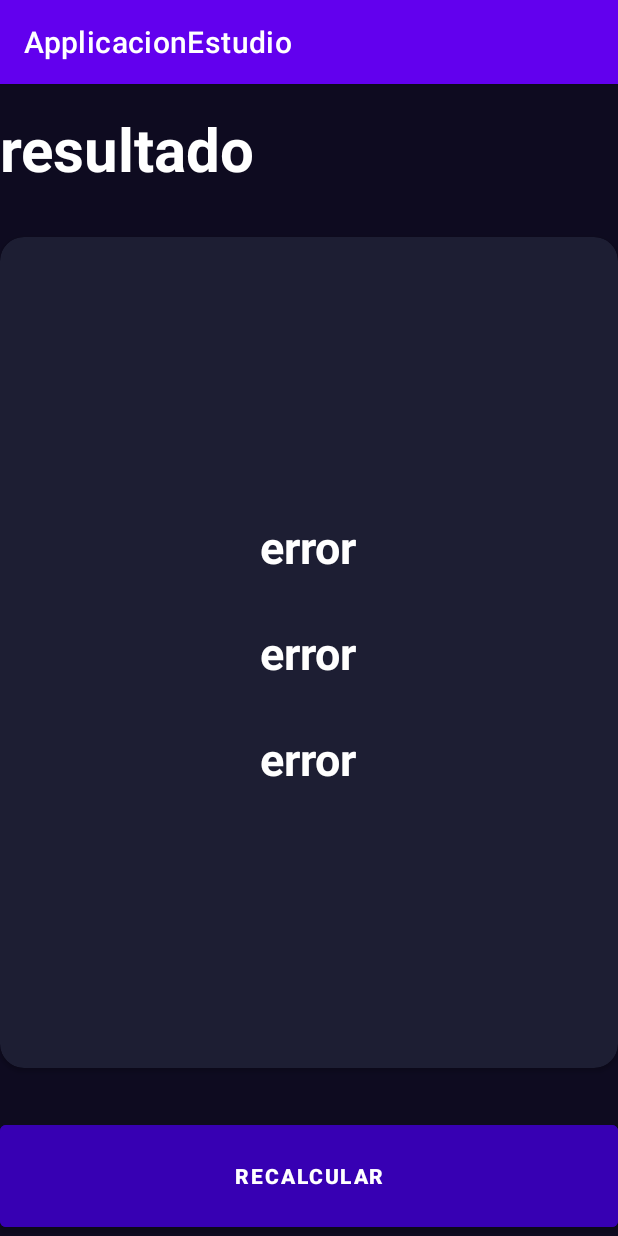
After one commit to AlbertLpz9211/KotlinPractices, an Android app: the ResultImcactivity screen opened directly, with no data from a screen before it, on a phone screen of 412 x 824 dp. The commit adds this screen. Run offline under Robolectric (Android 15) with nearby library versions, the phone set to English and light mode, and no system bars.

Commit message:
seventh commit

```diff
--- a/app/src/main/AndroidManifest.xml
+++ b/app/src/main/AndroidManifest.xml
@@ -1,6 +1,6 @@
 <?xml version="1.0" encoding="utf-8"?>
 <manifest xmlns:android="http://schemas.android.com/apk/res/android"
-    xmlns:tools="http://schemas.android.com/tools" >
+    xmlns:tools="http://schemas.android.com/tools">
 
     <application
         android:allowBackup="true"
@@ -11,13 +11,16 @@
         android:roundIcon="@mipmap/ic_launcher_round"
         android:supportsRtl="true"
         android:theme="@style/Theme.ApplicacionEstudio"
-        tools:targetApi="31" >
+        tools:targetApi="31">
+        <activity
+            android:name=".imccalculator.ResultImcactivity"
+            android:exported="false" />
         <activity
             android:name=".imccalculator.ImcCalculatorActivity"
             android:exported="false" />
         <activity
             android:name=".MenuActivity"
-            android:exported="true" >
+            android:exported="true">
             <intent-filter>
                 <action android:name="android.intent.action.MAIN" />
 
--- a/app/src/main/java/com/example/applicacionestudio/imccalculator/ImcCalculatorActivity.kt
+++ b/app/src/main/java/com/example/applicacionestudio/imccalculator/ImcCalculatorActivity.kt
@@ -1,5 +1,6 @@
 package com.example.applicacionestudio.imccalculator
 
+import android.content.Intent
 import android.icu.text.DecimalFormat
 import android.os.Build
 import android.os.Bundle
@@ -33,6 +34,10 @@ class ImcCalculatorActivity : AppCompatActivity() {
     private lateinit var tvAge: TextView
     private  lateinit var tvWeight: TextView
     private lateinit var btnCalculate: Button
+
+    companion object{
+        const val IMC_KEY= "IMC_RESULT"
+    }
 
 
     override fun onCreate(savedInstanceState: Bundle?) {
@@ -94,19 +99,30 @@ class ImcCalculatorActivity : AppCompatActivity() {
             setAge()
         }
         btnCalculate.setOnClickListener {
-            calculateImc()
+            val result= calculateImc()
+            navigateToResult(result)
         }
 
     }
 
-    private fun calculateImc() {
-        val imc = currentWeigth/(currHeight * currHeight)
-        Log.i ("calculateIMC", "el IMC es: $imc")
+    private fun navigateToResult(result: Double) {
+
+        val intent = Intent(this, ResultImcactivity::class.java)
+        intent.putExtra(IMC_KEY, result)
+        startActivity(intent)
+    }
+
+
+    private fun calculateImc(): Double {
+        val df = DecimalFormat("#.##")
+        val imc = currentWeigth/(currHeight.toDouble()/100 * currHeight.toDouble()/100)
+        return df.format(imc).toDouble()
     }
 
     private fun setAge(){
         tvAge.text = currAge.toString()
     }
+
 
     private fun setWeigth(){
         tvWeight.text = currentWeigth.toString()
@@ -137,6 +153,11 @@ class ImcCalculatorActivity : AppCompatActivity() {
         setGenderColor()
         setWeigth()
         setAge()
+        setHeigth()
+    }
+
+    private fun setHeigth() {
+        tvHeigth.text = currHeight.toString()
     }
 
 }
--- /dev/null
+++ b/app/src/main/java/com/example/applicacionestudio/imccalculator/ResultImcactivity.kt
@@ -0,0 +1,69 @@
+package com.example.applicacionestudio.imccalculator
+
+import android.os.Bundle
+import android.widget.TextView
+import androidx.activity.enableEdgeToEdge
+import androidx.appcompat.app.AppCompatActivity
+import androidx.core.view.ViewCompat
+import androidx.core.view.WindowInsetsCompat
+import com.example.applicacionestudio.R
+import com.example.applicacionestudio.imccalculator.ImcCalculatorActivity.Companion.IMC_KEY
+
+class ResultImcactivity : AppCompatActivity() {
+    private lateinit var tvResult: TextView
+    private lateinit var tvImc: TextView
+    private lateinit var tvDescription: TextView
+
+
+    override fun onCreate(savedInstanceState: Bundle?) {
+        super.onCreate(savedInstanceState)
+        enableEdgeToEdge()
+        setContentView(R.layout.activity_result_imcactivity)
+        val result = intent.extras?.getDouble(IMC_KEY) ?: -1.0
+
+        initComponents()
+        initUI(result)
+    }
+
+    private fun initUI(result: Double) {
+        tvImc.text = result.toString()
+        when (result) {
+            in 0.00..18.50 -> {
+                //bajo peso
+                tvResult.text = getString(R.string.low_weigth)
+                tvDescription.text = getString(R.string.low_weigth_description)
+            }
+
+            in 0.00..18.50 -> {
+                //peso normal
+                tvResult.text = getString(R.string.normal_weigth)
+                tvDescription.text = getString(R.string.normal_weigth_description)
+            }
+
+            in 0.00..18.50 -> {
+                //sobrepeso
+                tvResult.text = getString(R.string.overweigth)
+                tvDescription.text = getString(R.string.over_weigth_description)
+            }
+
+            in 0.00..18.50 -> {
+                //obesidad
+                tvResult.text = getString(R.string.obese)
+                tvDescription.text = getString(R.string.obese_description)
+            }
+
+            else -> {
+                //error
+                tvResult.text = getString(R.string.error)
+                tvImc.text = getString(R.string.error)
+                tvDescription.text = getString(R.string.error)
+            }
+        }
+    }
+
+    private fun initComponents() {
+        tvResult = findViewById(R.id.tvResult)
+        tvDescription = findViewById(R.id.tvDescription)
+        tvImc = findViewById(R.id.tvImc)
+    }
+}
--- a/app/src/main/res/layout/activity_imc_calculator.xml
+++ b/app/src/main/res/layout/activity_imc_calculator.xml
@@ -7,8 +7,7 @@
     android:layout_height="match_parent"
     android:background="@color/background_app"
     android:fitsSystemWindows="true"
-    android:paddingHorizontal="30dp"
-    android:paddingVertical="30dp"
+    android:padding="30dp"
     tools:context=".imccalculator.ImcCalculatorActivity">
 
     <androidx.cardview.widget.CardView
@@ -110,7 +109,6 @@
                 android:id="@+id/tvHeigth"
                 android:layout_width="wrap_content"
                 android:layout_height="wrap_content"
-                android:text="120 cm"
                 android:textColor="@color/white"
                 android:textSize="38sp"
                 android:textStyle="bold"
--- /dev/null
+++ b/app/src/main/res/layout/activity_result_imcactivity.xml
@@ -0,0 +1,92 @@
+<?xml version="1.0" encoding="utf-8"?>
+<androidx.constraintlayout.widget.ConstraintLayout xmlns:android="http://schemas.android.com/apk/res/android"
+    xmlns:app="http://schemas.android.com/apk/res-auto"
+    xmlns:tools="http://schemas.android.com/tools"
+    android:id="@+id/main"
+    android:layout_width="match_parent"
+    android:layout_height="match_parent"
+    android:background="@color/background_app"
+    android:fitsSystemWindows="true"
+    android:padding="16dp"
+    tools:context=".imccalculator.ResultImcactivity">
+
+    <TextView
+        android:id="@+id/tvTitle"
+        android:layout_width="wrap_content"
+        android:layout_height="wrap_content"
+        android:layout_marginTop="16dp"
+        android:text="@string/result"
+        android:textColor="@color/white"
+        android:textSize="40sp"
+        android:textStyle="bold"
+        app:layout_constraintStart_toStartOf="parent"
+        app:layout_constraintTop_toTopOf="parent" />
+
+    <androidx.cardview.widget.CardView
+        android:layout_width="0dp"
+        android:layout_height="0dp"
+        android:layout_marginVertical="32dp"
+        app:cardBackgroundColor="@color/background_component"
+        app:cardCornerRadius="16dp"
+        app:layout_constraintBottom_toTopOf="@id/btnReCalculate"
+        app:layout_constraintEnd_toEndOf="parent"
+        app:layout_constraintHorizontal_bias="0.0"
+        app:layout_constraintStart_toStartOf="parent"
+        app:layout_constraintTop_toBottomOf="@id/tvTitle"
+        app:layout_constraintVertical_bias="0.0">
+
+        <LinearLayout
+            android:layout_width="match_parent"
+            android:layout_height="match_parent"
+            android:gravity="center"
+            android:orientation="vertical">
+
+            <TextView
+                android:id="@+id/tvResult"
+                android:layout_width="wrap_content"
+                android:layout_height="wrap_content"
+                android:textColor="@color/white"
+                android:textSize="30sp"
+                android:textStyle="bold"
+                tools:text="fsdfadsffg" />
+
+            <TextView
+                android:id="@+id/tvImc"
+                android:layout_width="wrap_content"
+                android:layout_height="wrap_content"
+                android:textColor="@color/white"
+                android:textSize="30sp"
+                android:textStyle="bold"
+                android:layout_marginTop="30dp"
+                android:layout_marginBottom="30dp"
+                tools:text="fsdfadsffg" />
+            <TextView
+                android:id="@+id/tvDescription"
+                android:layout_width="wrap_content"
+                android:layout_height="wrap_content"
+                android:textColor="@color/white"
+                android:textSize="30sp"
+                android:textStyle="bold"
+                tools:text="fsdfadsffg" />
+
+
+        </LinearLayout>
+
+    </androidx.cardview.widget.CardView>
+
+    <Button
+        android:id="@+id/btnReCalculate"
+        android:layout_width="0dp"
+        android:layout_height="80dp"
+        android:backgroundTint="@color/purple_700"
+        android:text="@string/recalculate"
+        android:textAllCaps="true"
+        android:textColor="@color/white"
+        android:textStyle="bold"
+        app:layout_constraintBottom_toBottomOf="parent"
+        app:layout_constraintEnd_toEndOf="parent"
+        app:layout_constraintStart_toStartOf="parent"
+        tools:text="recalcular" />
+
+
+</androidx.constraintlayout.widget.ConstraintLayout>
--- a/app/src/main/res/values-night/strings.xml
+++ b/app/src/main/res/values-night/strings.xml
@@ -4,4 +4,16 @@
     <string name="weight">peso</string>
     <string name="age">Edad</string>
     <string name="calculate">calcular</string>
+    <string name="result">resultado</string>
+    <string name="recalculate">recalcular</string>
+    <string name="error">error</string>
+    <string name="low_weigth">Bajo Peso</string>
+    <string name="low_weigth_description">estas por debajo de tu peeso optimo</string>
+    <string name="normal_weigth">Peso Normal</string>
+    <string name="normal_weigth_description">sobre Peso</string>
+    <string name="OverWeigth">Obesidad</string>
+    <string name="over_weigth_description">estas elevado de peso</string>
+    <string name="overweigth">sobre peso</string>
+    <string name="obese">obeso</string>
+    <string name="obese_description">estas obeso!</string>
 </resources>
--- a/app/src/main/res/values/strings.xml
+++ b/app/src/main/res/values/strings.xml
@@ -6,4 +6,16 @@
     <string name="weight">peso</string>
     <string name="age">Edad</string>
     <string name="calculate">calcular</string>
+    <string name="result">resultado</string>
+    <string name="recalculate">recalcular</string>
+    <string name="error">error</string>
+    <string name="low_weigth">Bajo Peso</string>
+    <string name="low_weigth_description">estas por debajo de tu peeso optimo</string>
+    <string name="normal_weigth">Peso Normal</string>
+    <string name="normal_weigth_description">sobre Peso</string>
+    <string name="OverWeigth">Obesidad</string>
+    <string name="over_weigth_description">estas elevado de peso</string>
+    <string name="overweigth">sobre peso</string>
+    <string name="obese">obeso</string>
+    <string name="obese_description">estas obeso!</string>
 </resources>
```
